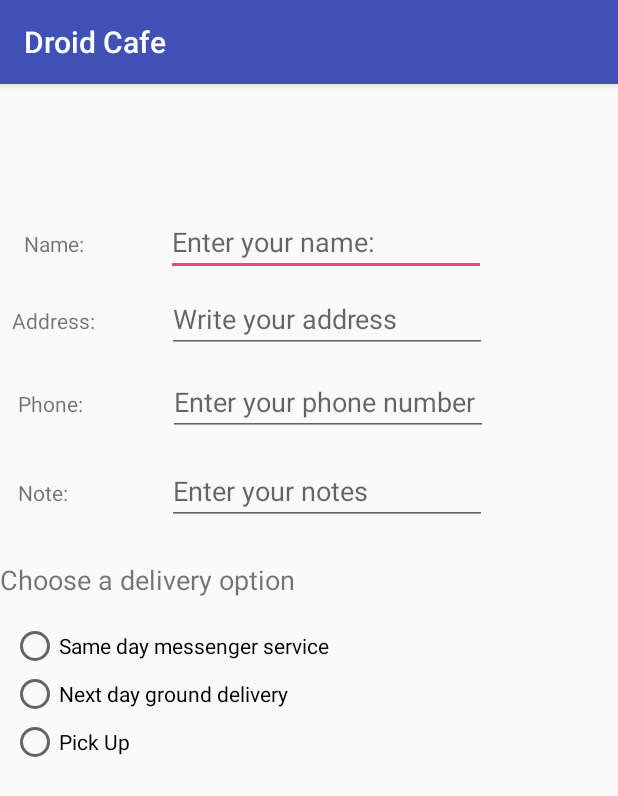
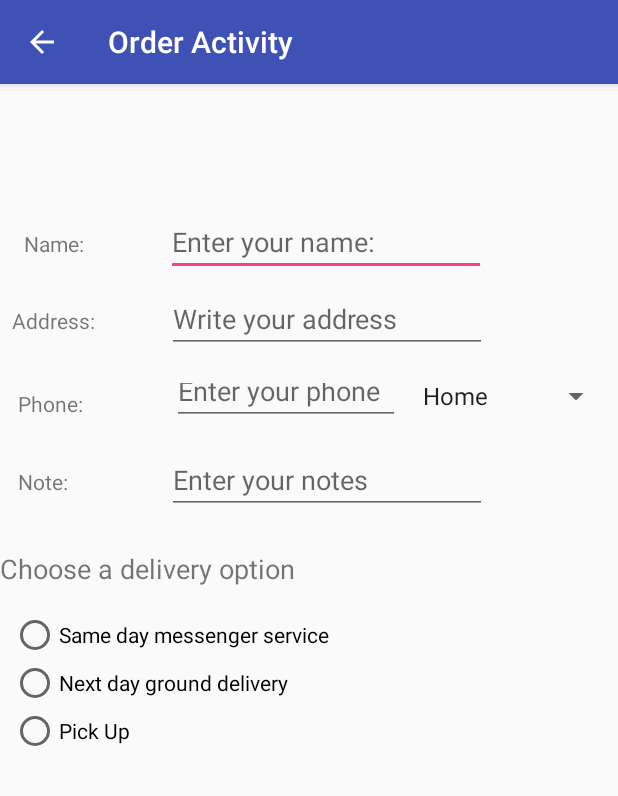
Before and after one commit to jyothisbenny/DroidCafeChallenge, an Android app: the OrderActivity screen opened directly, with no data from a screen before it, on a phone screen of 412 x 824 dp. Shown: the top 796 px of the screen. Run offline under Robolectric (Android 15) with nearby library versions, the phone set to English and light mode, and no system bars.

```diff
--- a/app/src/main/AndroidManifest.xml
+++ b/app/src/main/AndroidManifest.xml
@@ -1,5 +1,4 @@
-<?xml version="1.0" encoding="utf-8"?>
-<!--
+<?xml version="1.0" encoding="utf-8"?><!--
   ~ Copyright (C) 2018 Google Inc.
   ~
   ~ Licensed under the Apache License, Version 2.0 (the "License");
@@ -27,16 +26,23 @@
         android:theme="@style/AppTheme">
         <activity
             android:name=".MainActivity"
+            android:exported="true"
             android:label="@string/app_name"
-            android:theme="@style/AppTheme.NoActionBar"
-            android:exported="true">
+            android:theme="@style/AppTheme.NoActionBar">
             <intent-filter>
                 <action android:name="android.intent.action.MAIN" />
 
                 <category android:name="android.intent.category.LAUNCHER" />
             </intent-filter>
         </activity>
-        <activity android:name=".OrderActivity"></activity>
+        <activity
+            android:name=".OrderActivity"
+            android:label="@string/title_activity_order"
+            android:parentActivityName=".MainActivity">
+            <meta-data
+                android:name="android.support.PARENT_ACTIVITY"
+                android:value=".MainActivity" />
+        </activity>
     </application>
 
 </manifest>
--- a/app/src/main/java/com/example/android/droidcafe/OrderActivity.java
+++ b/app/src/main/java/com/example/android/droidcafe/OrderActivity.java
@@ -19,6 +19,10 @@ package com.example.android.droidcafe;
 import android.content.Intent;
 import android.os.Bundle;
 import android.support.v7.app.AppCompatActivity;
+import android.widget.TextView;
+import android.widget.AdapterView;
+import android.widget.ArrayAdapter;
+import android.widget.Spinner;
 import android.view.View;
 import android.widget.RadioButton;
 import android.widget.TextView;
@@ -28,8 +32,7 @@ import android.widget.Toast;
  * This activity shows the order chosen.  The order is sent as data
  * with the intent to launch this activity.
  */
-public class OrderActivity extends AppCompatActivity {
-
+public class OrderActivity extends AppCompatActivity implements AdapterView.OnItemSelectedListener{
     @Override
     protected void onCreate(Bundle savedInstanceState) {
         super.onCreate(savedInstanceState);
@@ -40,7 +43,17 @@ public class OrderActivity extends AppCompatActivity {
         String message = intent.getStringExtra(MainActivity.EXTRA_MESSAGE);
         TextView textView = findViewById(R.id.order_textview);
         textView.setText(message);
+        Spinner spinner=findViewById(R.id.label_spinner);
+        if(spinner!=null){
+            spinner.setOnItemSelectedListener(this);
+        }
+        ArrayAdapter<CharSequence> adapter=ArrayAdapter.createFromResource(this,R.array.labels_array, android.R.layout.simple_spinner_item);
+        adapter.setDropDownViewResource(android.R.layout.simple_spinner_dropdown_item);
+        if(spinner!=null){
+            spinner.setAdapter(adapter);
+        }
     }
+
     public void displayToast(String message) {
         Toast.makeText(getApplicationContext(), message,
                 Toast.LENGTH_SHORT).show();
@@ -56,6 +69,7 @@ public class OrderActivity extends AppCompatActivity {
                     // Same day service
                     displayToast(getString(R.string.delivery_option1));
                 break;
+
             case R.id.nextDay:
                 if (checked)
                     // Next day delivery
@@ -71,4 +85,14 @@ public class OrderActivity extends AppCompatActivity {
                 break;
         }
     }
+
+    @Override
+    public void onItemSelected(AdapterView<?> adapterView, View view, int i, long l) {
+        String spinnerLabel = adapterView.getItemAtPosition(i).toString();
+        displayToast(spinnerLabel);
+    }
+    @Override
+    public void onNothingSelected(AdapterView<?> parent) {
+    }
+
 }
--- a/app/src/main/res/layout/activity_order.xml
+++ b/app/src/main/res/layout/activity_order.xml
@@ -96,8 +96,8 @@
 
     <EditText
         android:id="@+id/phone_text"
-        android:layout_width="wrap_content"
-        android:layout_height="wrap_content"
+        android:layout_width="152dp"
+        android:layout_height="38dp"
         android:layout_marginStart="40dp"
         android:layout_marginLeft="40dp"
         android:ems="10"
@@ -105,7 +105,7 @@
         android:inputType="phone"
         app:layout_constraintBaseline_toBaselineOf="@+id/phone_label"
         app:layout_constraintEnd_toEndOf="parent"
-        app:layout_constraintHorizontal_bias="0.16"
+        app:layout_constraintHorizontal_bias="0.117"
         app:layout_constraintStart_toEndOf="@+id/phone_label" />
 
     <TextView
@@ -150,8 +150,8 @@
         android:layout_width="wrap_content"
         android:layout_height="wrap_content"
         android:layout_marginTop="8dp"
+        android:onClick="onRadioButtonClicked"
         android:orientation="vertical"
-        android:onClick="onRadioButtonClicked"
         app:layout_constraintEnd_toEndOf="parent"
         app:layout_constraintHorizontal_bias="0.036"
         app:layout_constraintStart_toStartOf="parent"
@@ -163,8 +163,8 @@
             android:layout_width="wrap_content"
             android:layout_height="wrap_content"
             android:layout_marginTop="8dp"
+            android:onClick="onRadioButtonClicked"
             android:text="@string/delivery_option1"
-            android:onClick="onRadioButtonClicked"
             app:layout_constraintEnd_toEndOf="parent"
             app:layout_constraintHorizontal_bias="0.048"
             app:layout_constraintStart_toStartOf="parent"
@@ -174,8 +174,8 @@
             android:id="@+id/nextDay"
             android:layout_width="wrap_content"
             android:layout_height="wrap_content"
+            android:onClick="onRadioButtonClicked"
             android:text="@string/delivery_option2"
-            android:onClick="onRadioButtonClicked"
             tools:layout_editor_absoluteX="16dp"
             tools:layout_editor_absoluteY="399dp" />
 
@@ -183,10 +183,20 @@
             android:id="@+id/pickup"
             android:layout_width="wrap_content"
             android:layout_height="wrap_content"
+            android:onClick="onRadioButtonClicked"
             android:text="@string/delivery_option3"
-            android:onClick="onRadioButtonClicked"
             tools:layout_editor_absoluteX="16dp"
             tools:layout_editor_absoluteY="465dp" />
 
     </RadioGroup>
+
+    <Spinner
+        android:id="@+id/label_spinner"
+        android:layout_width="134dp"
+        android:layout_height="37dp"
+        android:layout_marginTop="10dp"
+        app:layout_constraintEnd_toEndOf="parent"
+        app:layout_constraintHorizontal_bias="0.636"
+        app:layout_constraintStart_toEndOf="@+id/phone_text"
+        app:layout_constraintTop_toBottomOf="@+id/address_text" />
 </android.support.constraint.ConstraintLayout>
--- a/app/src/main/res/values/strings.xml
+++ b/app/src/main/res/values/strings.xml
@@ -31,11 +31,18 @@
     <string name="address_label">Address:</string>
     <string name="address_value_hint">Write your address</string>
     <string name="phone_label">Phone:</string>
-    <string name="phone_hint">Enter your phone number</string>
+    <string name="phone_hint">Enter your phone</string>
     <string name="note_hint">Enter your notes</string>
     <string name="note_label">Note:</string>
     <string name="delivery_text">Choose a delivery option</string>
     <string name="delivery_option1">Same day messenger service</string>
     <string name="delivery_option2">Next day ground delivery</string>
     <string name="delivery_option3">Pick Up</string>
+    <string name="title_activity_order">Order Activity</string>
+    <string-array name="labels_array">
+        <item>Home</item>
+        <item>Work</item>
+        <item>Mobile</item>
+        <item>Other</item>
+    </string-array>
 </resources>
```
